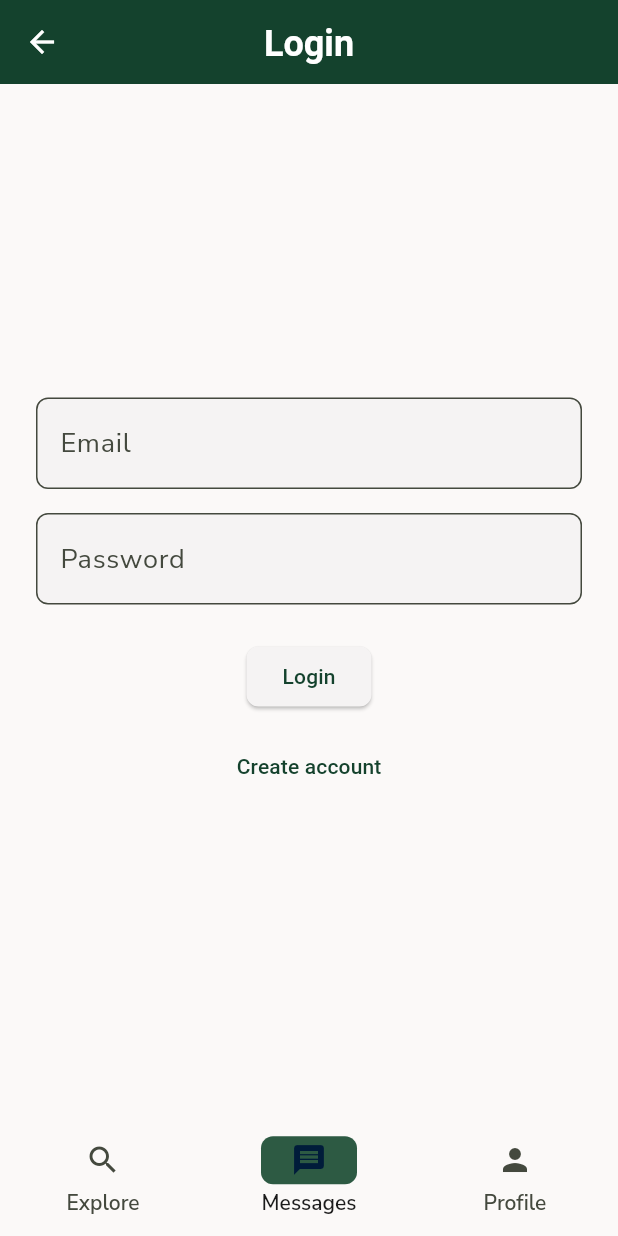
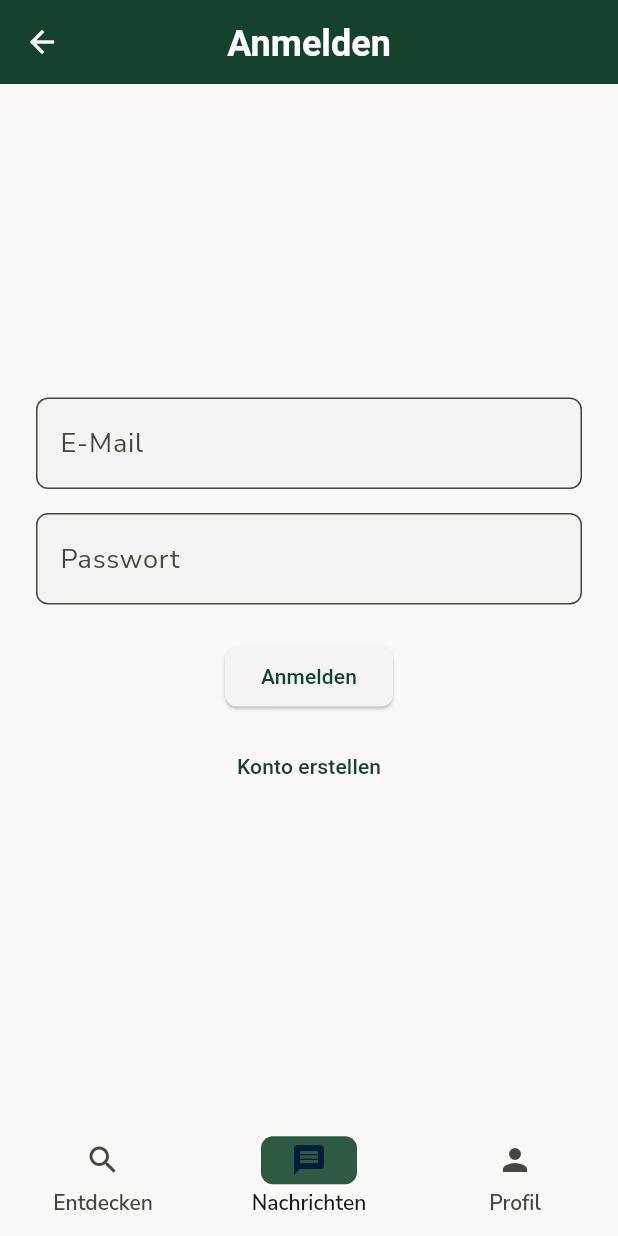
Before and after one commit to cncptpr/shareloop, a Flutter app: the screen it shows after launch, item 2 of the bottom bar chosen, after a tap on "Einloggen", on a phone screen of 412 x 824 dp. Run offline on Flutter 3.47's test engine with Material 3 defaults, Android fonts, the phone set to English and light mode, and no system bars; our stand-ins replace flutter_local_notifications, flutter_riverpod, flutter_secure_storage, geolocator, go_router, google_fonts and 2 more; missing offline and left inert: desktop_drop; network calls fail; Roboto replaces fonts that are missing (Literata).

Commit message:
Ensure UI text is in german

```diff
--- a/app/lib/router.dart
+++ b/app/lib/router.dart
@@ -27,9 +27,9 @@ final GoRouter router = GoRouter(
           selectedIndex: navShell.currentIndex,
           onDestinationSelected: (index) => navShell.goBranch(index),
           destinations: const [
-            NavigationDestination(icon: Icon(Icons.search), label: "Explore"),
-            NavigationDestination(icon: Icon(Icons.message), label: "Messages"),
-            NavigationDestination(icon: Icon(Icons.person), label: "Profile"),
+            NavigationDestination(icon: Icon(Icons.search), label: "Entdecken"),
+            NavigationDestination(icon: Icon(Icons.message), label: "Nachrichten"),
+            NavigationDestination(icon: Icon(Icons.person), label: "Profil"),
           ],
         ),
       ),
--- a/app/lib/screens/login_screen.dart
+++ b/app/lib/screens/login_screen.dart
@@ -61,11 +61,11 @@ class _LoginScreenState extends ConsumerState<LoginScreen> {
       ref.invalidate(authProvider);
       if (mounted) Navigator.pop(context);
     } on UnauthorizedException {
-      setState(() => _error = 'Invalid credentials.');
+      setState(() => _error = 'Ungültige Anmeldedaten.');
     } on ApiException catch (e) {
-      setState(() => _error = 'Server error (${e.code}). Please try again.');
+      setState(() => _error = 'Serverfehler (${e.code}). Bitte versuche es erneut.');
     } catch (e) {
-      setState(() => _error = 'Connection error. Please try again.');
+      setState(() => _error = 'Verbindungsfehler. Bitte versuche es erneut.');
     } finally {
       if (mounted) setState(() => _loading = false);
     }
@@ -74,7 +74,7 @@ class _LoginScreenState extends ConsumerState<LoginScreen> {
   @override
   Widget build(BuildContext context) {
     return Scaffold(
-      appBar: AppBar(title: const Text('Login')),
+      appBar: AppBar(title: const Text('Anmelden')),
       body: Center(
         child: Padding(
           padding: const EdgeInsets.all(24),
@@ -85,18 +85,18 @@ class _LoginScreenState extends ConsumerState<LoginScreen> {
               children: [
                 TextFormField(
                   controller: _emailController,
-                  decoration: const InputDecoration(labelText: 'Email'),
+                  decoration: const InputDecoration(labelText: 'E-Mail'),
                   keyboardType: TextInputType.emailAddress,
                   validator: (v) =>
-                      (v == null || v.trim().isEmpty) ? 'Required' : null,
+                      (v == null || v.trim().isEmpty) ? 'Erforderlich' : null,
                 ),
                 const SizedBox(height: 16),
                 TextFormField(
                   controller: _passwordController,
-                  decoration: const InputDecoration(labelText: 'Password'),
+                  decoration: const InputDecoration(labelText: 'Passwort'),
                   obscureText: true,
                   validator: (v) =>
-                      (v == null || v.isEmpty) ? 'Required' : null,
+                      (v == null || v.isEmpty) ? 'Erforderlich' : null,
                 ),
                 const SizedBox(height: 24),
                 if (_error != null)
@@ -113,7 +113,7 @@ class _LoginScreenState extends ConsumerState<LoginScreen> {
                           height: 20,
                           child: CircularProgressIndicator(strokeWidth: 2),
                         )
-                      : const Text('Login'),
+                      : const Text('Anmelden'),
                 ),
                 const SizedBox(height: 12),
                 TextButton(
@@ -123,7 +123,7 @@ class _LoginScreenState extends ConsumerState<LoginScreen> {
                       builder: (_) => const RegisterScreen(),
                     ),
                   ),
-                  child: const Text('Create account'),
+                  child: const Text('Konto erstellen'),
                 ),
               ],
             ),
--- a/app/lib/screens/profile_screen.dart
+++ b/app/lib/screens/profile_screen.dart
@@ -29,7 +29,7 @@ class ProfileScreen extends ConsumerWidget {
       ),
       error: (_, __) => const Scaffold(
         appBar: _ProfileAppBar(),
-        body: Center(child: Text('Auth failed')),
+        body: Center(child: Text('Authentifizierung fehlgeschlagen')),
       ),
       data: (user) {
         if (user == null && userId == null) {
@@ -61,11 +61,11 @@ class ProfileScreen extends ConsumerWidget {
         child: Column(
           mainAxisSize: MainAxisSize.min,
           children: [
-            const Text('Not logged in'),
+            const Text('Nicht angemeldet'),
             const SizedBox(height: 16),
             ElevatedButton(
               onPressed: () => LoginScreen.push(ctx),
-              child: const Text('Log in'),
+              child: const Text('Anmelden'),
             ),
             if (seedingAvailable) ...[
               const SizedBox(height: 24),
@@ -83,7 +83,7 @@ class _ProfileAppBar extends StatelessWidget implements PreferredSizeWidget {
 
   @override
   Widget build(BuildContext context) {
-    return AppBar(title: const Text('Profile'), centerTitle: false);
+    return AppBar(title: const Text('Profil'), centerTitle: false);
   }
 
   @override
@@ -124,7 +124,7 @@ class _ProfileContent extends ConsumerWidget {
 
   PreferredSizeWidget _appBar(BuildContext context, WidgetRef ref, UserProfile? profile) {
     return AppBar(
-      title: const Text('Profile'),
+      title: const Text('Profil'),
       centerTitle: false,
       actions: [
         if (isOwnProfile && profile != null)
@@ -269,12 +269,12 @@ class _StatsRow extends StatelessWidget {
         )),
         const SizedBox(width: 8),
         Expanded(child: _StatBox(
-          label: 'Shares',
+          label: 'Verleihe',
           value: '${profile.shareCount ?? 0}',
         )),
         const SizedBox(width: 8),
         Expanded(child: _StatBox(
-          label: 'Follower',
+          label: 'Abonnenten',
           value: '${profile.followerCount ?? 0}',
         )),
         const SizedBox(width: 8),
@@ -475,7 +475,7 @@ class _ItemCard extends StatelessWidget {
                       style: Theme.of(context).textTheme.bodyMedium,
                     ),
                     const SizedBox(width: 2),
-                    Icon(Icons.star, size: 14, color: starColor),
+                    const Icon(Icons.star, size: 14, color: starColor),
                   ],
                 ),
               ],
--- a/app/lib/screens/register_screen.dart
+++ b/app/lib/screens/register_screen.dart
@@ -46,12 +46,12 @@ class _RegisterScreenState extends ConsumerState<RegisterScreen> {
       if (mounted) Navigator.pop(context);
     } on ApiException catch (e) {
       if (e.code == 409) {
-        setState(() => _error = 'Email already registered.');
+        setState(() => _error = 'E-Mail bereits registriert.');
       } else {
-        setState(() => _error = 'Registration failed. Please try again.');
+        setState(() => _error = 'Registrierung fehlgeschlagen. Bitte versuche es erneut.');
       }
     } catch (_) {
-      setState(() => _error = 'Connection error. Please try again.');
+      setState(() => _error = 'Verbindungsfehler. Bitte versuche es erneut.');
     } finally {
       if (mounted) setState(() => _loading = false);
     }
@@ -60,7 +60,7 @@ class _RegisterScreenState extends ConsumerState<RegisterScreen> {
   @override
   Widget build(BuildContext context) {
     return Scaffold(
-      appBar: AppBar(title: const Text('Create Account')),
+      appBar: AppBar(title: const Text('Konto erstellen')),
       body: Center(
         child: Padding(
           padding: const EdgeInsets.all(24),
@@ -74,17 +74,17 @@ class _RegisterScreenState extends ConsumerState<RegisterScreen> {
                   decoration: const InputDecoration(labelText: 'Name'),
                   textCapitalization: TextCapitalization.words,
                   validator: (v) =>
-                      (v == null || v.trim().isEmpty) ? 'Required' : null,
+                      (v == null || v.trim().isEmpty) ? 'Erforderlich' : null,
                 ),
                 const SizedBox(height: 16),
                 TextFormField(
                   controller: _emailController,
-                  decoration: const InputDecoration(labelText: 'Email'),
+                  decoration: const InputDecoration(labelText: 'E-Mail'),
                   keyboardType: TextInputType.emailAddress,
                   validator: (v) {
-                    if (v == null || v.trim().isEmpty) return 'Required';
+                    if (v == null || v.trim().isEmpty) return 'Erforderlich';
                     if (!_emailRegex.hasMatch(v.trim())) {
-                      return 'Enter a valid email address';
+                      return 'Gib eine gültige E-Mail-Adresse ein';
                     }
                     return null;
                   },
@@ -92,11 +92,11 @@ class _RegisterScreenState extends ConsumerState<RegisterScreen> {
                 const SizedBox(height: 16),
                 TextFormField(
                   controller: _passwordController,
-                  decoration: const InputDecoration(labelText: 'Password'),
+                  decoration: const InputDecoration(labelText: 'Passwort'),
                   obscureText: true,
                   validator: (v) {
-                    if (v == null || v.isEmpty) return 'Required';
-                    if (v.length < 6) return 'At least 6 characters';
+                    if (v == null || v.isEmpty) return 'Erforderlich';
+                    if (v.length < 6) return 'Mindestens 6 Zeichen';
                     return null;
                   },
                 ),
@@ -115,7 +115,7 @@ class _RegisterScreenState extends ConsumerState<RegisterScreen> {
                           height: 20,
                           child: CircularProgressIndicator(strokeWidth: 2),
                         )
-                      : const Text('Create Account'),
+                      : const Text('Konto erstellen'),
                 ),
               ],
             ),
```
Also changed, not shown: app/lib/components/location_search_field.dart (+6 -6 lines).
